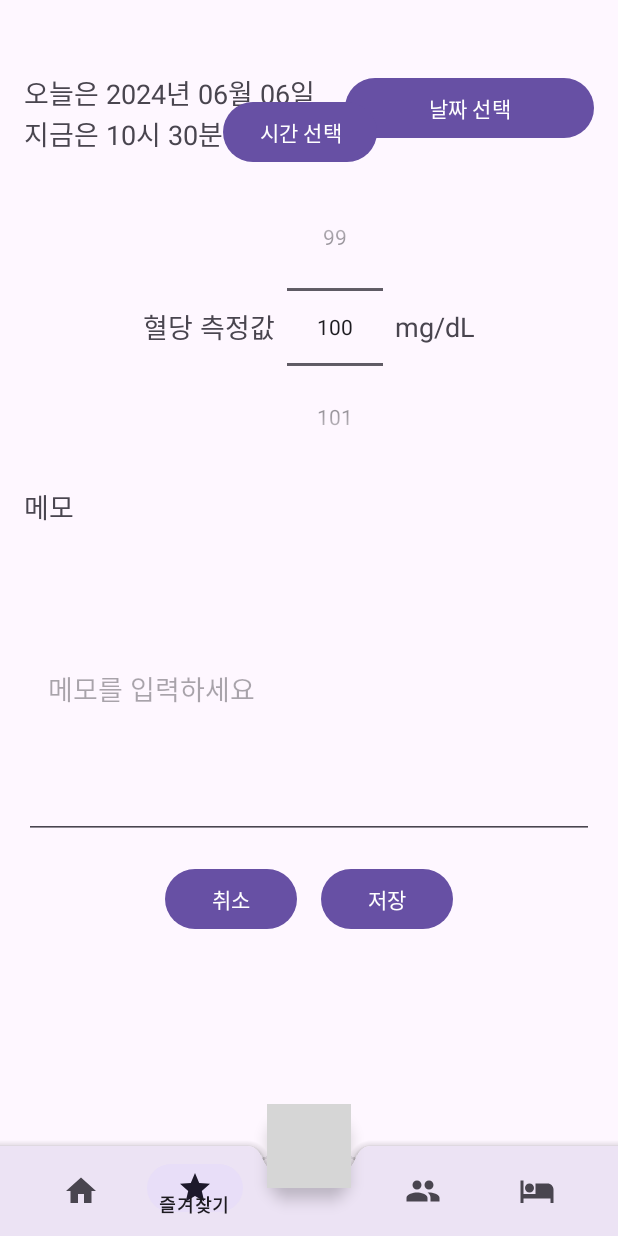
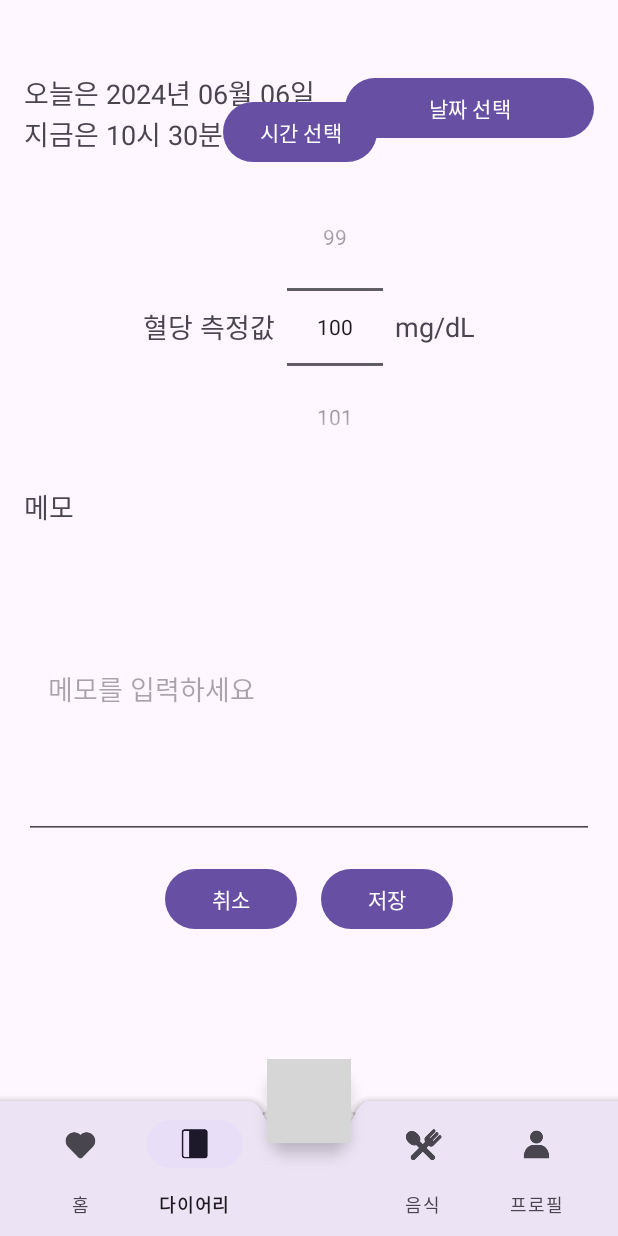
Before and after one commit to Kimyubin357/Diabetes_Management_App, an Android app: the screen it shows after launch once a user with an empty profile is signed in (MainActivity), item 2 of the bottom bar chosen, on a phone screen of 412 x 824 dp. Run offline under Robolectric (Android 15) with nearby library versions, the phone set to English and light mode, and no system bars; our stand-ins replace Firebase (no records; nobody signed in at launch, a user with empty details on screens opened directly); libraries missing offline, so code that uses them is left out: com.github.mikephil.charting, com.gun0912.tedpermission, org.pytorch, org.pytorch.torchvision; 3 statements that could not run were skipped; grey boxes are pictures that could not be loaded.

Commit message:
nav_update

```diff
--- a/app/src/main/java/com/cookandroid/login/MainActivity.java
+++ b/app/src/main/java/com/cookandroid/login/MainActivity.java
@@ -14,8 +14,11 @@ import android.os.Bundle;
 import android.os.Environment;
 import android.provider.MediaStore;
 import android.util.Log;
+import android.view.LayoutInflater;
 import android.view.MenuItem;
 import android.view.View;
+import android.widget.ImageView;
+import android.widget.TextView;
 import android.widget.Toast;
 
 import androidx.activity.EdgeToEdge;
@@ -64,7 +67,7 @@ public class MainActivity extends AppCompatActivity {
     //바텀 네비게이션
     BottomNavigationView bottomNavigationView;
 
-        private FloatingActionButton floatingActionButton;
+    private FloatingActionButton floatingActionButton;
 
     private String Tag = "메인";
 
@@ -111,6 +114,11 @@ public class MainActivity extends AppCompatActivity {
 
             //바텀 네비게이션
             bottomNavigationView = findViewById(R.id.bottomNavigationView);
+
+            setCustomLayout(bottomNavigationView.getMenu().findItem(R.id.home), R.layout.bottom_nav_item, "홈");
+            setCustomLayout(bottomNavigationView.getMenu().findItem(R.id.star), R.layout.bottom_nav_item, "다이어리");
+            setCustomLayout(bottomNavigationView.getMenu().findItem(R.id.group), R.layout.bottom_nav_item, "음식");
+            setCustomLayout(bottomNavigationView.getMenu().findItem(R.id.hotel), R.layout.bottom_nav_item, "프로필");
 
             //리스터 등록
             bottomNavigationView.setOnItemSelectedListener(new BottomNavigationView.OnItemSelectedListener() {
@@ -383,6 +391,19 @@ public class MainActivity extends AppCompatActivity {
         }
 
     }
+
+    private void setCustomLayout(MenuItem menuItem, int layoutRes, String title) {
+        View view = LayoutInflater.from(this).inflate(layoutRes, null);
+        ImageView icon = view.findViewById(R.id.icon);
+        TextView text = view.findViewById(R.id.title);
+
+        icon.setImageDrawable(menuItem.getIcon());
+        text.setText(title);
+
+        menuItem.setActionView(view);
+    }
+
+
     public List<String> getLabelData(){
         List<String> foodList = new ArrayList<>();
         try {
--- a/app/src/main/res/layout/activity_main.xml
+++ b/app/src/main/res/layout/activity_main.xml
@@ -38,13 +38,15 @@
         <com.google.android.material.bottomnavigation.BottomNavigationView
             android:id="@+id/bottomNavigationView"
             android:layout_width="match_parent"
-            android:layout_height="60dp"
+            android:layout_height="90dp"
             android:layout_marginEnd="16dp"
             android:elevation="5dp"
             android:background="@android:color/transparent"
             app:itemBackground="@android:color/transparent"
             app:itemRippleColor="@android:color/transparent"
-            app:itemIconSize="24dp"
+            app:itemIconSize="34dp"
+            app:itemTextAppearance="@style/BottomNavigationView.TextAppearance"
+            app:labelVisibilityMode="labeled"
             app:menu="@menu/bottom_menu"/>
     </com.google.android.material.bottomappbar.BottomAppBar>
 
--- a/app/src/main/res/menu/bottom_menu.xml
+++ b/app/src/main/res/menu/bottom_menu.xml
@@ -3,15 +3,15 @@
     xmlns:app="http://schemas.android.com/apk/res-auto">
     <item
         android:id="@+id/home"
-        android:icon="@drawable/home"
+        android:icon="@drawable/heart"
         android:title="홈"
         android:enabled="true"
         />
 
     <item
         android:id="@+id/star"
-        android:icon="@drawable/star"
-        android:title="즐겨찾기"
+        android:icon="@drawable/diary"
+        android:title="다이어리"
         android:enabled="true"
         />
 
@@ -21,14 +21,14 @@
 
     <item
         android:id="@+id/group"
-        android:icon="@drawable/group"
-        android:title="친구"
+        android:icon="@drawable/food"
+        android:title="음식"
         android:enabled="true"
         />
     <item
         android:id="@+id/hotel"
-        android:icon="@drawable/hotel"
-        android:title="호텔"
+        android:icon="@drawable/profile"
+        android:title="프로필"
         android:enabled="true"
         />
 
--- a/app/src/main/res/values/colors.xml
+++ b/app/src/main/res/values/colors.xml
@@ -7,4 +7,5 @@
     <color name="back_red">#E1A397</color>
     <color name="our_red">#E8241C</color>
     <color name="gray">#696969</color>
+    <color name="dark_red">#750101</color>
 </resources>
--- /dev/null
+++ b/app/src/main/res/values/styles.xml
@@ -0,0 +1,10 @@
+<?xml version="1.0" encoding="utf-8"?>
+<resources>
+    <style name="BottomNavigationViewTextStyle" parent="TextAppearance.AppCompat.Medium">
+        <item name="android:fontFamily">sans-serif</item>
+        <item name="android:textStyle">italic</item>
+    </style>
+    <style name="BottomNavigationView.TextAppearance" parent="TextAppearance.MaterialComponents.Body2">
+        <item name="android:layout_marginTop">-1dp</item> <!-- 텍스트와 아이콘 간격 조정 -->
+    </style>
+</resources>
```
Also changed, not shown: app/src/main/res/layout/bottom_nav_item.xml (added, +20 -0 lines), app/src/main/res/drawable/diary.png (added), app/src/main/res/drawable/diaryplus.png (added), app/src/main/res/drawable/food.png (added), app/src/main/res/drawable/foodplus.png (added), app/src/main/res/drawable/heart.png (added), app/src/main/res/drawable/heartplus.png (added), app/src/main/res/drawable/profile.png (added), app/src/main/res/drawable/profileplus.png (added).
